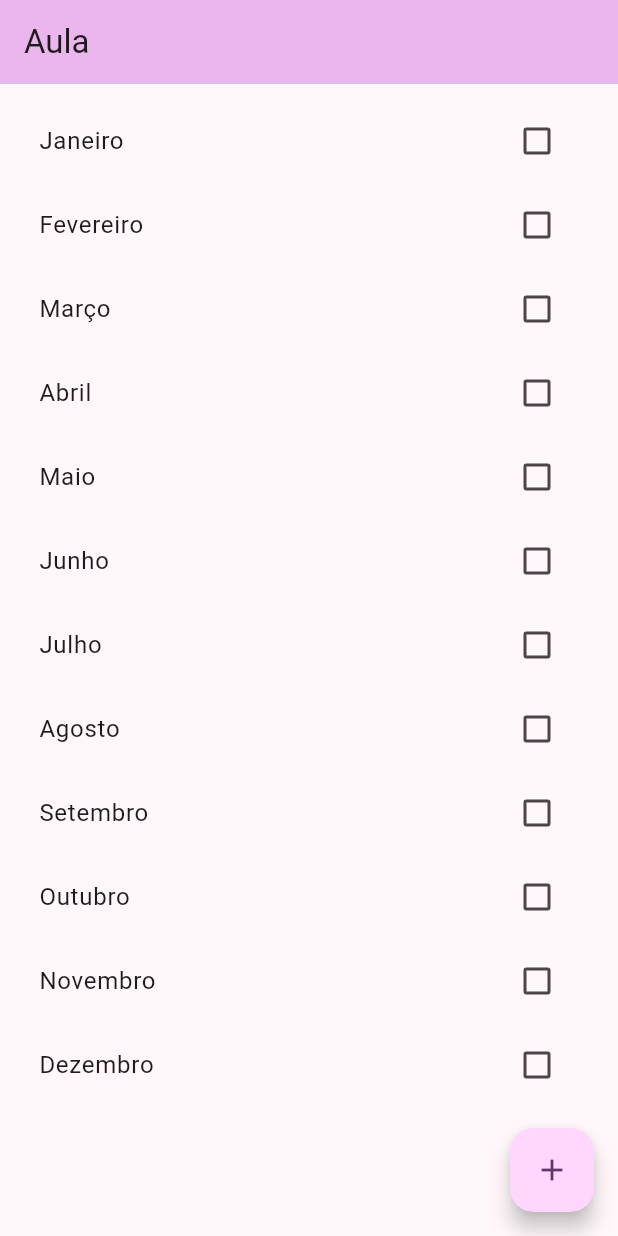
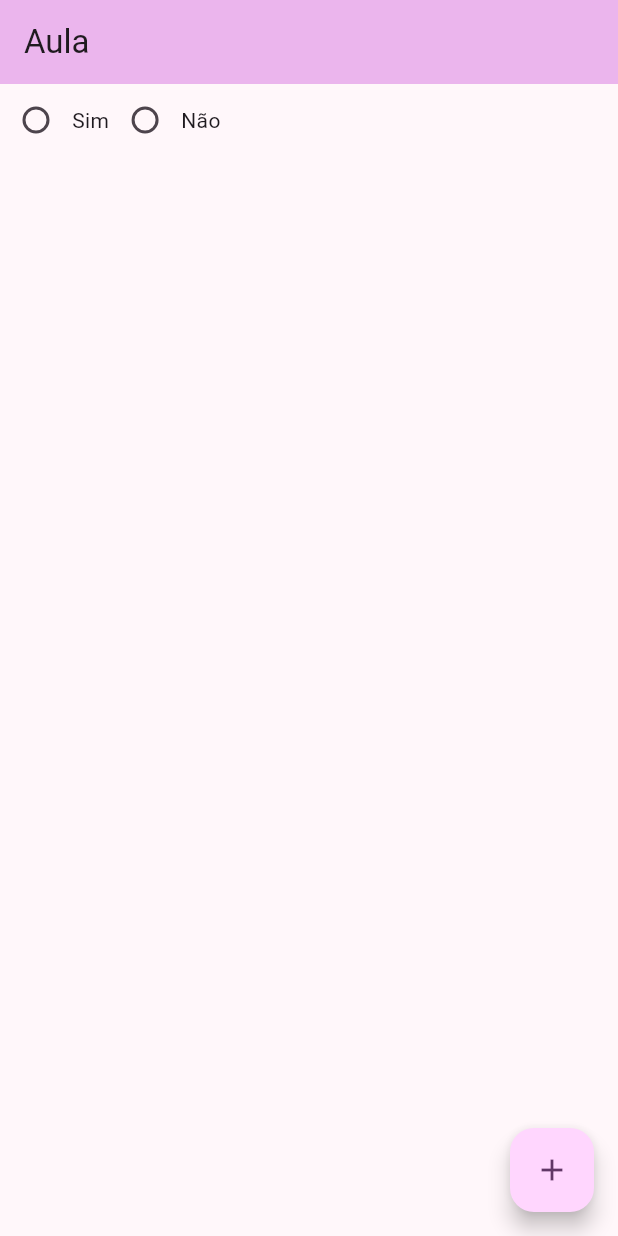
Before and after one commit to gabeemachado29/Dart, a Flutter app: the screen it shows after launch, after a tap on the "add" icon, on a phone screen of 412 x 824 dp. Run offline on Flutter 3.47's test engine with Material 3 defaults, Android fonts, the light colour scheme and no system bars.

Commit message:
CheckBox

```diff
--- a/flutter_aula/lib/home.dart
+++ b/flutter_aula/lib/home.dart
@@ -16,21 +16,22 @@ class Home extends StatefulWidget {
 class _HomeState extends State<Home> {
   //bool cbIsSelected_1 = false;
   _HomeState();
+  String resposta = '';
 
-  final List<CheckBoxOption> months = [
-    CheckBoxOption(title: 'Janeiro'),
-    CheckBoxOption(title: 'Fevereiro'),
-    CheckBoxOption(title: 'Março'),
-    CheckBoxOption(title: 'Abril'),
-    CheckBoxOption(title: 'Maio'),
-    CheckBoxOption(title: 'Junho'),
-    CheckBoxOption(title: 'Julho'),
-    CheckBoxOption(title: 'Agosto'),
-    CheckBoxOption(title: 'Setembro'),
-    CheckBoxOption(title: 'Outubro'),
-    CheckBoxOption(title: 'Novembro'),
-    CheckBoxOption(title: 'Dezembro'),
-  ];
+  //final List<CheckBoxOption> months = [
+  //CheckBoxOption(title: 'Janeiro'),
+  //CheckBoxOption(title: 'Fevereiro'),
+  //CheckBoxOption(title: 'Março'),
+  //CheckBoxOption(title: 'Abril'),
+  //CheckBoxOption(title: 'Maio'),
+  //CheckBoxOption(title: 'Junho'),
+  //CheckBoxOption(title: 'Julho'),
+  //CheckBoxOption(title: 'Agosto'),
+  //CheckBoxOption(title: 'Setembro'),
+  //CheckBoxOption(title: 'Outubro'),
+  //CheckBoxOption(title: 'Novembro'),
+  //CheckBoxOption(title: 'Dezembro'),
+  //];
 
   @override
   Widget build(BuildContext context) {
@@ -39,30 +40,62 @@ class _HomeState extends State<Home> {
         backgroundColor: Theme.of(context).colorScheme.inversePrimary,
         title: const Text('Aula'),
       ),
-      body: Container(
-        padding: const EdgeInsets.symmetric(horizontal: 10.0, vertical: 10),
-        child: ListView.builder(
-          shrinkWrap: true,
-          physics: const NeverScrollableScrollPhysics(),
-          itemCount: months.length,
-          itemBuilder: (_, index) {
-            return CheckBoxCustomWidget(item: months[index]);
-          },
-        ),
+      body: Row(
+        children: <Widget>[
+          Row(
+            children: <Widget>[
+              Radio(
+                value: 'sim',
+                groupValue: resposta,
+                onChanged: (value) {
+                  setState(() {
+                    resposta = value.toString();
+                  });
+                }),
+              const Text('Sim'),
+            ],
+          ),
+          Row(
+            children: <Widget>[
+              Radio(
+                value: 'não',
+                groupValue: resposta,
+                onChanged: (value) {
+                  setState(() {
+                    resposta = value.toString();
+                  });
+                }),
+              const Text('Não'),
+            ],
+          )
+        ],
       ),
+
       floatingActionButton: FloatingActionButton(
-        onPressed: printSelectedMonths,
+        onPressed: () {},
         child: const Icon(Icons.add),
       ),
     );
   }
 
-  void printSelectedMonths() {
-    List<CheckBoxOption> selectedMonths =
-        List.from(months.where((item) => item.checked));
+  //void printSelectedMonths() {
+    //List<CheckBoxOption> selectedMonths =
+        //List.from(months.where((item) => item.checked));
 
-    selectedMonths.forEach((item) {
-      print(item.title);
-    });
-  }
+    //selectedMonths.forEach((item) {
+      //print(item.title);
+    //});
+  //}
 }
+
+//Container(
+        //padding: const EdgeInsets.symmetric(horizontal: 10.0, vertical: 10),
+        //child: ListView.builder(
+          //shrinkWrap: true,
+          //physics: const NeverScrollableScrollPhysics(),
+          //itemCount: months.length,
+          //itemBuilder: (_, index) {
+            //return CheckBoxCustomWidget(item: months[index]);
+          //},
+        //),
+      //),
```
